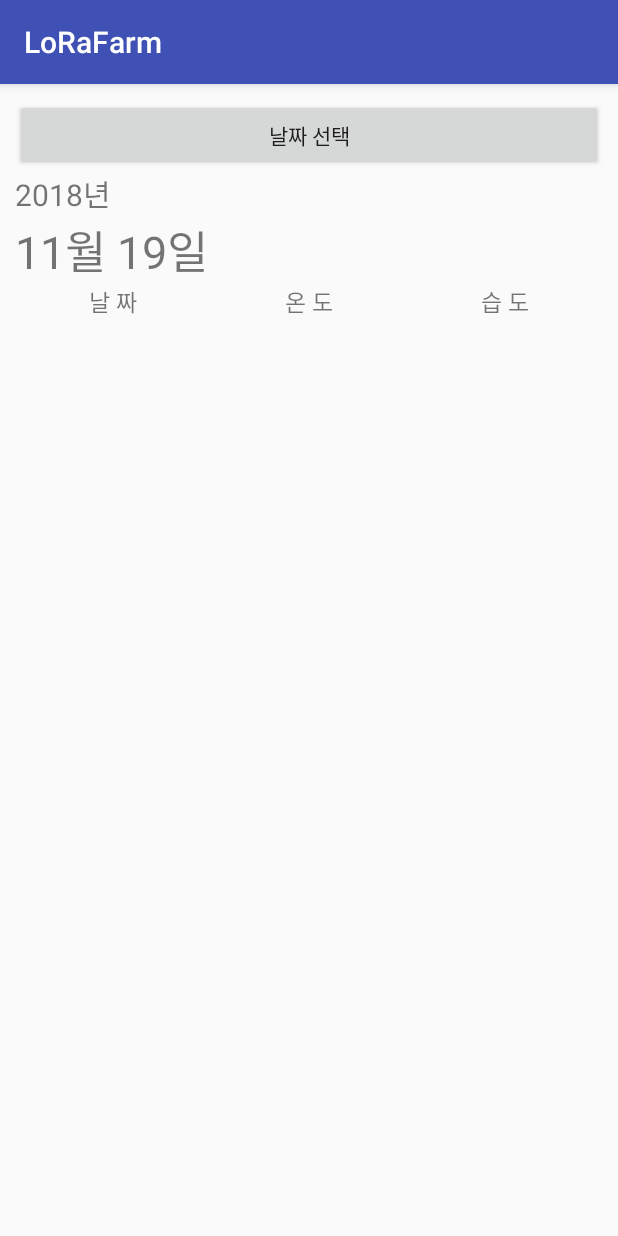
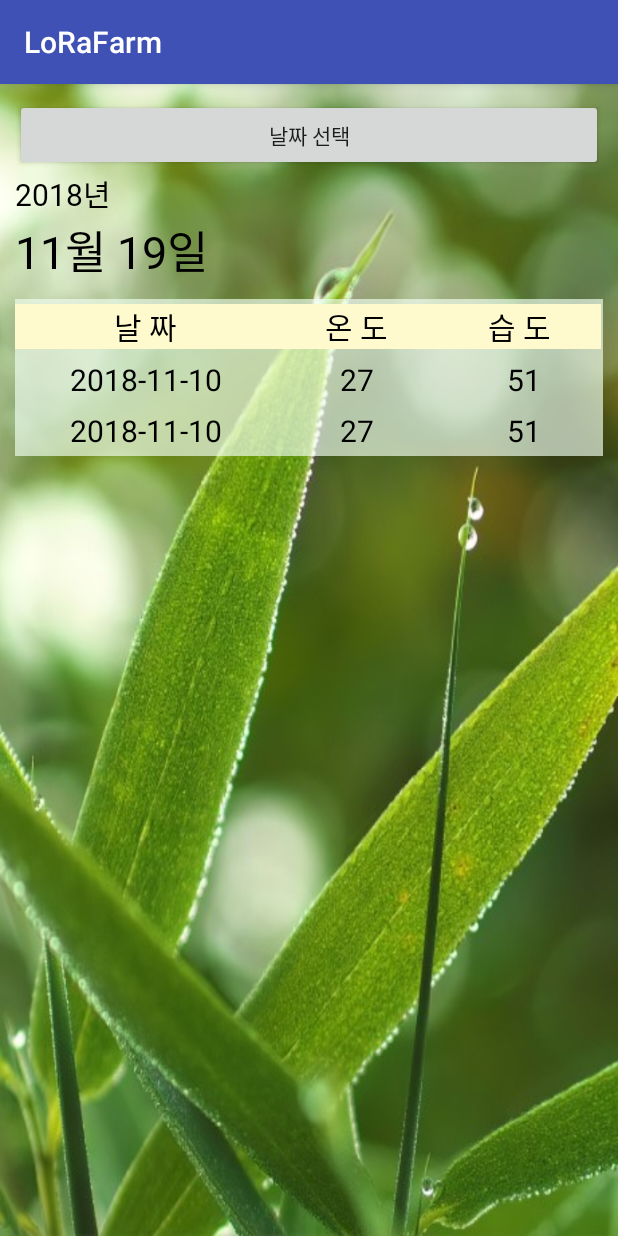
Before and after one commit to kimsugyeong/CPL-20182-Team3, an Android app: the DataHistory screen opened directly, with no data from a screen before it, on a phone screen of 412 x 824 dp. Run offline under Robolectric (Android 15) with nearby library versions, the phone set to English and light mode, and no system bars; our stand-ins replace Volley; plain views replace MaterialCalendarView; network calls fail.

Commit message:
폰트 추가

```diff
--- a/LoRaFarm/app/src/main/java/com/example/jolteon/lorafarm/MainActivity.java
+++ b/LoRaFarm/app/src/main/java/com/example/jolteon/lorafarm/MainActivity.java
@@ -10,6 +10,7 @@ import android.view.View;
 import android.widget.Button;
 import android.widget.LinearLayout;
 import android.widget.TextView;
+import android.widget.Toast;
 
 import com.android.volley.Request;
 import com.android.volley.Response;
@@ -81,8 +82,8 @@ public class MainActivity extends AppCompatActivity {
                                 int humidity=jObject.getInt("humidity");
 
                                 mostRecent.setText(date);
-                                temp_text.setText(Integer.toString(temperature)+"℃");
-                                hum_text.setText(Integer.toString(humidity)+"%");
+                                temp_text.setText(Integer.toString(temperature)+"˚C");
+                                hum_text.setText(Integer.toString(humidity)+" %");
                             }
 
                         } catch(Exception e){
@@ -180,6 +181,8 @@ public class MainActivity extends AppCompatActivity {
 
         request.setShouldCache(false);
         Volley.newRequestQueue(this).add(request);
+
+        Toast.makeText(this, operation+"초 동안 솔레노이드 밸브가 열립니다.", Toast.LENGTH_SHORT).show();
     }
 
     public void timeButtonClicked(View v) {
@@ -192,53 +195,6 @@ public class MainActivity extends AppCompatActivity {
         buttonSelected=(Button) v;
     }
 
-    /*
-
-    public void mOnClick(View v){
-
-
-        StringRequest request=new StringRequest(Request.Method.GET, url,
-                new Response.Listener<String>(){
-                    @Override
-                    public void onResponse(String response){
-                        try{
-                            JSONArray jarray=new JSONArray(response);
-
-                            for(int i=0; i<jarray.length(); i++){
-                                JSONObject jObject=jarray.getJSONObject(i);
-                                String date=jObject.getString("date");
-                                int temperature=jObject.getInt("temperature");
-                                int humidity=jObject.getInt("humidity");
-
-                            }
-
-                        } catch(Exception e){
-                            e.printStackTrace();
-                        }
-                    }
-                },
-        new Response.ErrorListener(){
-            @Override
-            public void onErrorResponse(VolleyError error){
-                error.printStackTrace();
-            }
-        }
-        ){
-            @Override
-            protected Map<String, String> getParams(){
-                Map<String, String> params=new HashMap<>();
-
-                return params;
-            }
-        };
-
-
-        request.setShouldCache(false);
-        Volley.newRequestQueue(this).add(request);
-
-    }
-    */
-
     public static String makeUrl(String str){
         return "http://"+serverIP+":3000/"+str;
     }
--- /dev/null
+++ b/LoRaFarm/app/src/main/res/font/kopub_dotum.xml
@@ -0,0 +1,8 @@
+<?xml version="1.0" encoding="utf-8"?>
+<font-family xmlns:android="http://schemas.android.com/apk/res/android"
+    xmlns:app="http://schemas.android.com/apk/res-auto">
+
+    <font android:fontStyle="normal" android:font="@font/kopub_dotum_light"
+        app:fontStyle="normal" app:font="@font/kopub_dotum_light"/>
+
+</font-family>
--- /dev/null
+++ b/LoRaFarm/app/src/main/res/font/text_me_one.xml
@@ -0,0 +1,8 @@
+<?xml version="1.0" encoding="utf-8"?>
+<font-family xmlns:android="http://schemas.android.com/apk/res/android"
+    xmlns:app="http://schemas.android.com/apk/res-auto">
+
+    <font android:fontStyle="normal" android:font="@font/text_me_one_regular"
+        app:fontStyle="normal" app:font="@font/text_me_one_regular"/>
+
+</font-family>
--- a/LoRaFarm/app/src/main/res/layout/activity_calendar.xml
+++ b/LoRaFarm/app/src/main/res/layout/activity_calendar.xml
@@ -6,6 +6,7 @@
     android:layout_height="match_parent"
     android:orientation="vertical"
     android:padding="10dp"
+    android:background="@drawable/background5"
     tools:context=".DataHistory">
 
     <!--
@@ -30,6 +31,9 @@
         android:text="2018년"
         android:textSize="20sp"
         android:id="@+id/year_text"
+        android:textColor="#ff000000"
+        android:fontFamily="@font/kopub_dotum"
+
         />
 
     <TextView
@@ -38,34 +42,101 @@
         android:text="8월 21일"
         android:textSize="30sp"
         android:id="@+id/date_text"
+        android:textColor="#ff000000"
+        android:fontFamily="@font/kopub_dotum"
+
         />
     <ScrollView
         android:layout_width="match_parent"
-        android:layout_height="match_parent">
+        android:layout_height="match_parent"
+        android:layout_marginTop="10dp"
+        >
 
         <TableLayout
             android:layout_width="match_parent"
             android:layout_height="wrap_content"
             android:id="@+id/table_layout"
             android:stretchColumns="*"
+            android:background="@drawable/backgroundColor"
             >
-            <TableRow>
+            <TableRow
+                android:paddingTop="3dp"
+                android:paddingBottom="3dp"
+                >
                 <TextView
                     android:text="날 짜"
                     android:gravity="center"
-                    android:textSize="15sp"
+                    android:textSize="20sp"
+                    android:background="@drawable/bg"
+                    android:textColor="#ff000000"
+                    android:fontFamily="@font/kopub_dotum"
+
                     />
                 <TextView
                     android:text="온 도"
                     android:gravity="center"
-                    android:textSize="15sp"
+                    android:textSize="20sp"
+                    android:background="@drawable/bg"
+                    android:textColor="#ff000000"
+                    android:fontFamily="@font/kopub_dotum"
 
                     />
                 <TextView
                     android:text="습 도"
                     android:gravity="center"
-                    android:textSize="15sp"
+                    android:textSize="20sp"
+                    android:background="@drawable/bg"
+                    android:textColor="#ff000000"
+                    android:fontFamily="@font/kopub_dotum"
 
+                    />
+            </TableRow>
+            <TableRow
+                android:padding="3dp"
+                >
+                <TextView
+                    android:text="2018-11-10"
+                    android:gravity="center"
+                    android:textSize="20sp"
+                    android:layout_marginRight="5dp"
+                    android:textColor="#ff000000"
+                    />
+                <TextView
+                    android:text="27"
+                    android:gravity="center"
+                    android:textSize="20sp"
+                    android:layout_marginRight="5dp"
+                    android:textColor="#ff000000"
+                    />
+                <TextView
+                    android:text="51"
+                    android:gravity="center"
+                    android:textSize="20sp"
+                    android:textColor="#ff000000"
+                    />
+            </TableRow>
+            <TableRow
+                android:padding="3dp"
+                >
+                <TextView
+                    android:text="2018-11-10"
+                    android:gravity="center"
+                    android:textSize="20sp"
+                    android:layout_marginRight="5dp"
+                    android:textColor="#ff000000"
+                    />
+                <TextView
+                    android:text="27"
+                    android:gravity="center"
+                    android:textSize="20sp"
+                    android:layout_marginRight="5dp"
+                    android:textColor="#ff000000"
+                    />
+                <TextView
+                    android:text="51"
+                    android:gravity="center"
+                    android:textSize="20sp"
+                    android:textColor="#ff000000"
                     />
             </TableRow>
         </TableLayout>
--- a/LoRaFarm/app/src/main/res/values/colors.xml
+++ b/LoRaFarm/app/src/main/res/values/colors.xml
@@ -5,5 +5,5 @@
     <color name="colorAccent">#FF4081</color>
     <drawable name="bg">#FFFACD</drawable>
     <drawable name="bg_select">#ffff0000</drawable>
-    <drawable name="backgroundColor">#98FB98</drawable>
+    <drawable name="backgroundColor">#aaF0FFF0</drawable>
 </resources>
--- a/LoRaFarm/build.gradle
+++ b/LoRaFarm/build.gradle
@@ -21,6 +21,9 @@ allprojects {
         google()
         jcenter()
         maven { url 'https://jitpack.io' }
+        maven {
+            url "https://maven.google.com"
+        }
     }
 }
 
```
Also changed, not shown: LoRaFarm/app/src/main/java/com/example/jolteon/lorafarm/DataHistory.java (+13 -16 lines), LoRaFarm/app/src/main/java/com/example/jolteon/lorafarm/IntentPage.java (deleted, +0 -33 lines), LoRaFarm/app/src/main/res/drawable/linear_round.xml (added, +9 -0 lines), LoRaFarm/app/src/main/res/layout/activity_main.xml (+45 -7 lines), LoRaFarm/app/src/main/res/layout/farm_main.xml (deleted, +0 -85 lines), LoRaFarm/app/src/main/res/layout/intent_page.xml (deleted, +0 -25 lines), LoRaFarm/app/src/main/res/drawable/background5.jpg (added), LoRaFarm/app/src/main/res/font/text_me_one_regular.ttf (added), 2 other files.
